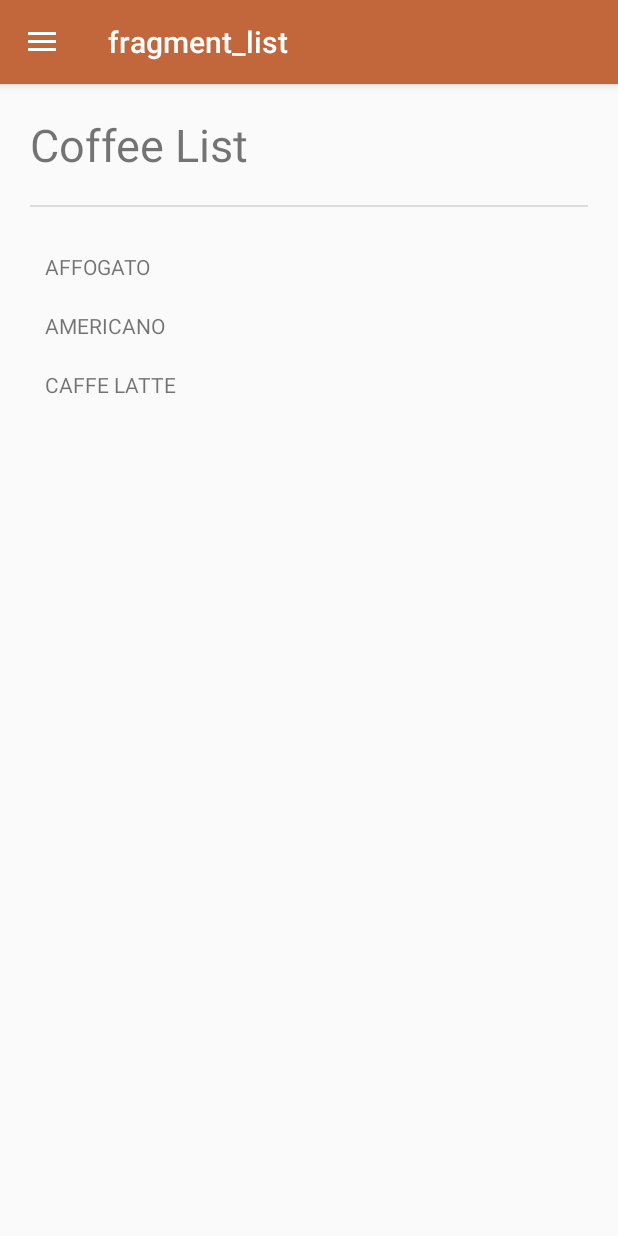
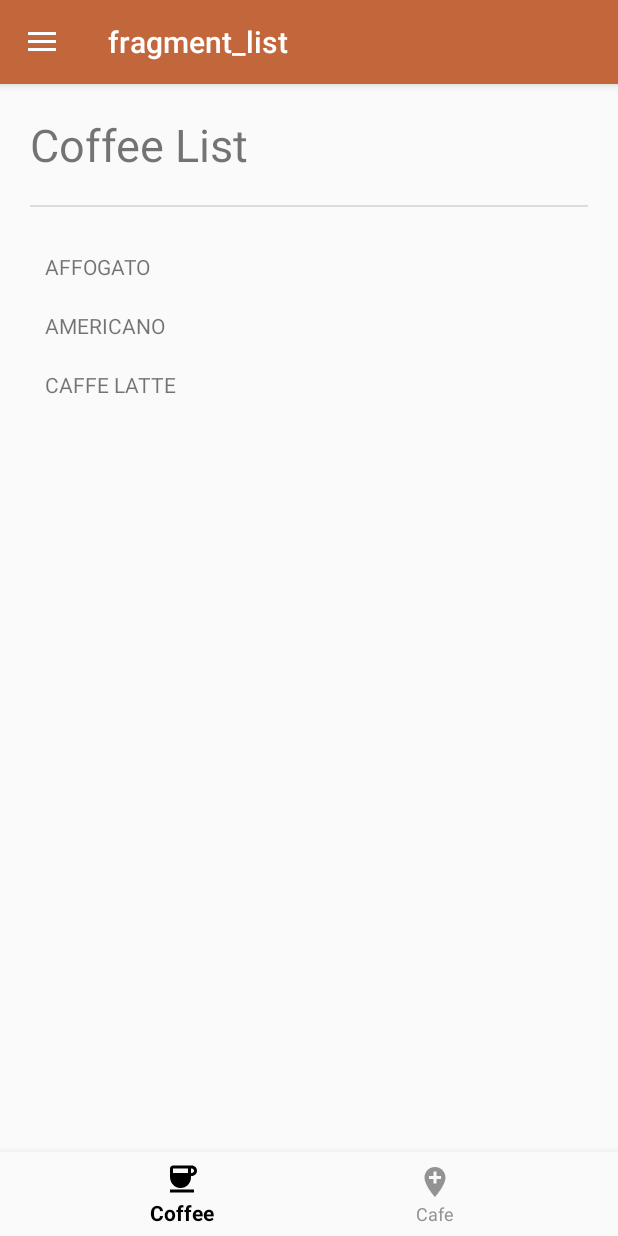
Before and after one commit to salmampn/LAB_WEEK_04, an Android app: the screen it shows after launch (MainActivity), on a phone screen of 412 x 824 dp. Run offline under Robolectric (Android 15) with nearby library versions, the phone set to English and light mode, and no system bars; our stand-ins replace navigation-ui.

Commit message:
build bottom nav

```diff
--- a/app/src/main/java/com/example/lab_week_04/MainActivity.kt
+++ b/app/src/main/java/com/example/lab_week_04/MainActivity.kt
@@ -11,6 +11,7 @@ import androidx.navigation.ui.AppBarConfiguration
 import androidx.navigation.ui.navigateUp
 import androidx.navigation.ui.setupActionBarWithNavController
 import androidx.navigation.ui.setupWithNavController
+import com.google.android.material.bottomnavigation.BottomNavigationView
 import com.google.android.material.navigation.NavigationView
 
 class MainActivity : AppCompatActivity() {
@@ -27,11 +28,14 @@ class MainActivity : AppCompatActivity() {
 //and adding them to the draw
         appBarConfiguration = AppBarConfiguration(
             setOf(
-                R.id.listFragment, R.id.favoritesFragment
+                R.id.listFragment, R.id.favoritesFragment, R.id.cafeFragment
             ), findViewById(R.id.drawer_layout)
         )
         setupActionBarWithNavController(navController, appBarConfiguration)
         findViewById<NavigationView>(R.id.nav_view)
+                ?.setupWithNavController(navController)
+// Added this part only
+        findViewById<BottomNavigationView>(R.id.bottom_nav)
             ?.setupWithNavController(navController)
     }
     override fun onSupportNavigateUp(): Boolean {
--- /dev/null
+++ b/app/src/main/res/color/bottom_nav_color.xml
@@ -0,0 +1,5 @@
+<?xml version="1.0" encoding="utf-8"?>
+<selector xmlns:android="http://schemas.android.com/apk/res/android">
+    <item android:state_checked="true" android:color="@color/black" />
+    <item android:state_checked="false" android:color="@color/gray"/>
+</selector>
--- /dev/null
+++ b/app/src/main/res/drawable/cafe.xml
@@ -0,0 +1,5 @@
+<vector xmlns:android="http://schemas.android.com/apk/res/android" android:height="24dp" android:tint="#000000" android:viewportHeight="24" android:viewportWidth="24" android:width="24dp">
+
+    <path android:fillColor="@android:color/white" android:pathData="M12,2C8.14,2 5,5.14 5,9c0,5.25 7,13 7,13s7,-7.75 7,-13c0,-3.86 -3.14,-7 -7,-7zM16,10h-3v3h-2v-3L8,10L8,8h3L11,5h2v3h3v2z"/>
+
+</vector>
--- a/app/src/main/res/layout/app_bar_main.xml
+++ b/app/src/main/res/layout/app_bar_main.xml
@@ -24,4 +24,14 @@
         android:layout_height="wrap_content"
         layout="@layout/content_main"
         app:layout_behavior="@string/appbar_scrolling_view_behavior"/>
+    <com.google.android.material.bottomnavigation.BottomNavigationView
+        android:id="@+id/bottom_nav"
+        android:layout_width="match_parent"
+        android:layout_height="wrap_content"
+        android:layout_gravity="bottom"
+        android:background="?android:attr/windowBackground"
+        app:itemTextColor="@color/bottom_nav_color"
+        app:itemIconTint="@color/bottom_nav_color"
+        app:menu="@menu/bottom_nav_menu"
+        app:labelVisibilityMode="labeled"/>
 </androidx.coordinatorlayout.widget.CoordinatorLayout>
--- /dev/null
+++ b/app/src/main/res/menu/bottom_nav_menu.xml
@@ -0,0 +1,12 @@
+<?xml version="1.0" encoding="utf-8"?>
+<menu xmlns:android=
+    "http://schemas.android.com/apk/res/android">
+    <item
+        android:id="@+id/listFragment"
+        android:icon="@drawable/coffee"
+        android:title="@string/bottom_menu_coffee" />
+    <item
+        android:id="@+id/cafeFragment"
+        android:icon="@drawable/cafe"
+        android:title="@string/bottom_menu_cafe"/>
+</menu>
--- a/app/src/main/res/navigation/nav_graph.xml
+++ b/app/src/main/res/navigation/nav_graph.xml
@@ -24,4 +24,9 @@
         android:name="com.example.lab_week_04.DetailFragment"
         android:label="fragment_detail"
         tools:layout="@layout/fragment_detail" />
+    <fragment
+        android:id="@+id/cafeFragment3"
+        android:name="com.example.lab_week_04.CafeFragment"
+        android:label="fragment_cafe"
+        tools:layout="@layout/fragment_cafe" />
 </navigation>
--- a/app/src/main/res/values/ids.xml
+++ b/app/src/main/res/values/ids.xml
@@ -1,4 +1,5 @@
 <?xml version="1.0" encoding="utf-8"?>
 <resources>
     <item name="action_listFragment_to_detailFragment" type="id" />
+    <item name="cafeFragment" type="id" />
 </resources>
```
Also changed, not shown: app/src/main/java/com/example/lab_week_04/CafeFragment.kt (added, +59 -0 lines), app/src/main/res/layout/fragment_cafe.xml (added, +41 -0 lines).
